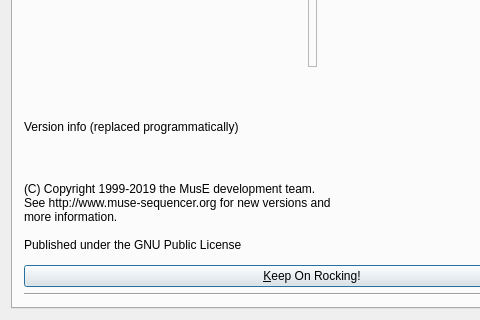
Above: muse3/muse/components/aboutbox.ui from emrum/muse before the change; both pictures show x 0 to 480 and y 174 to 494 of the 624 by 494 pixel window. Below: the same form after it.
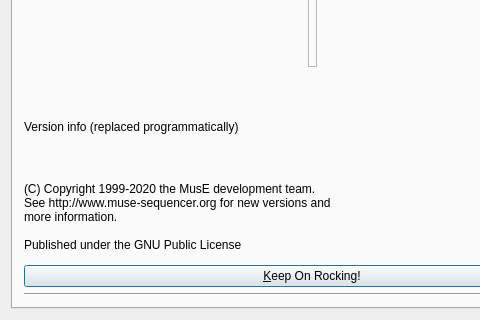
That is the form after the change.

The edit to the form file:
```diff
--- a/muse3/muse/components/aboutbox.ui
+++ b/muse3/muse/components/aboutbox.ui
@@ -103,7 +103,7 @@
          <item>
           <widget class="QLabel" name="textLabel1">
            <property name="text">
-            <string>(C) Copyright 1999-2019 the MusE development team.
+            <string>(C) Copyright 1999-2020 the MusE development team.
 See http://www.muse-sequencer.org for new versions and
 more information.
 
```
Left out of the diff: 2 changed lines with no effect on the pictures.
